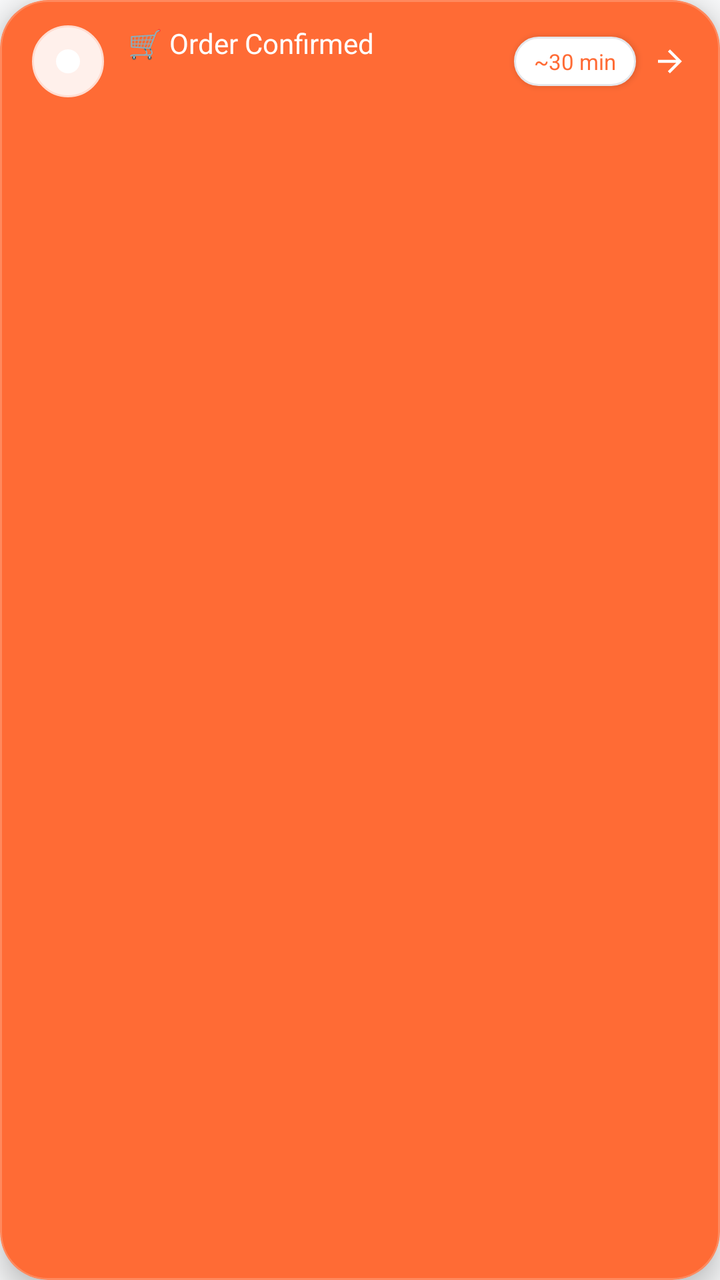
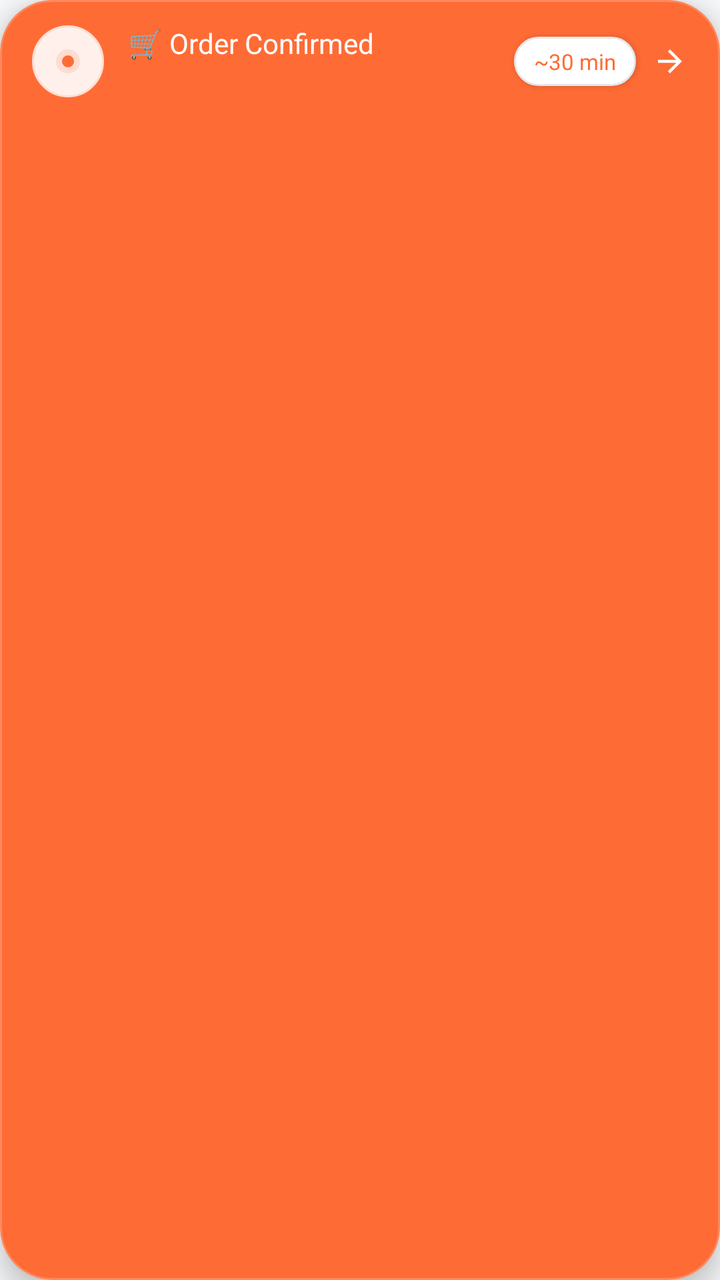

Before-and-after screenshots of an Android layout around one commit, followed by the original layout XML and the change that was made.
<!-- AndroidManifest.xml: application theme Theme.AKRHunger -->
<!-- res/layout/view_active_order_tracker.xml -->
<?xml version="1.0" encoding="utf-8"?>
<com.google.android.material.card.MaterialCardView xmlns:android="http://schemas.android.com/apk/res/android"
    xmlns:app="http://schemas.android.com/apk/res-auto"
    android:layout_width="match_parent"
    android:layout_height="wrap_content"
    android:clickable="true"
    android:focusable="true"
    android:foreground="?attr/selectableItemBackground"
    app:cardBackgroundColor="@color/primary"
    app:cardCornerRadius="24dp"
    app:cardElevation="8dp"
    app:strokeColor="#33FFFFFF"
    app:strokeWidth="1dp">

    <LinearLayout
        android:layout_width="match_parent"
        android:layout_height="wrap_content"
        android:gravity="center_vertical"
        android:orientation="horizontal"
        android:paddingHorizontal="16dp"
        android:paddingVertical="12dp">

        
        <FrameLayout
            android:layout_width="36dp"
            android:layout_height="36dp"
            android:background="@drawable/bg_icon_circle_soft">

            <View
                android:layout_width="12dp"
                android:layout_height="12dp"
                android:layout_gravity="center"
                android:background="@drawable/bg_dot_white" />
        </FrameLayout>

        
        <LinearLayout
            android:layout_width="0dp"
            android:layout_height="wrap_content"
            android:layout_marginStart="12dp"
            android:layout_weight="1"
            android:orientation="vertical">

            <TextView
                android:id="@+id/tv_tracker_status"
                android:layout_width="wrap_content"
                android:layout_height="wrap_content"
                android:fontFamily="sans-serif-bold"
                android:text="🛒 Order Confirmed"
                android:textColor="@color/on_primary"
                android:textSize="14sp" />

            <TextView
                android:id="@+id/tv_tracker_restaurant"
                android:layout_width="wrap_content"
                android:layout_height="wrap_content"
                android:layout_marginTop="2dp"
                android:ellipsize="end"
                android:fontFamily="sans-serif"
                android:maxLines="1"
                android:textColor="#E6FFFFFF"
                android:textSize="12sp" />
        </LinearLayout>

        
        <TextView
            android:id="@+id/tv_tracker_eta"
            android:layout_width="wrap_content"
            android:layout_height="wrap_content"
            android:layout_marginStart="8dp"
            android:background="@drawable/bg_pill_white"
            android:elevation="2dp"
            android:fontFamily="sans-serif-bold"
            android:paddingHorizontal="10dp"
            android:paddingVertical="5dp"
            android:text="~30 min"
            android:textColor="@color/primary"
            android:textSize="11sp" />

        
        <ImageView
            android:layout_width="18dp"
            android:layout_height="18dp"
            android:layout_marginStart="8dp"
            android:rotation="180"
            android:src="@drawable/ic_back"
            android:tint="@color/on_primary" />
    </LinearLayout>
</com.google.android.material.card.MaterialCardView>
<!-- resources referenced by this layout -->
<resources>
  <color name="on_primary">#FFFFFF</color>
  <color name="primary">#FF6B35</color>
  <!-- drawable bg_dot_white (drawable) -->
  <shape xmlns:android="http://schemas.android.com/apk/res/android"
      android:shape="oval">
      <solid android:color="#FFFFFF" />
      <size android:width="10dp" android:height="10dp" />
  </shape>
  <!-- drawable bg_icon_circle_soft (drawable) -->
  <?xml version="1.0" encoding="utf-8"?>
  <shape xmlns:android="http://schemas.android.com/apk/res/android"
      android:shape="oval">
      <solid android:color="@color/primary_tint" />
      <stroke android:width="1dp" android:color="@color/primary_tint_border" />
  </shape>
  <!-- drawable bg_pill_white (drawable) -->
  <?xml version="1.0" encoding="utf-8"?>
  <ripple xmlns:android="http://schemas.android.com/apk/res/android"
      android:color="@color/primary_10">
      <item>
          <shape android:shape="rectangle">
              <corners android:radius="999dp" />
              <solid android:color="@color/surface" />
              <stroke android:width="1dp" android:color="@color/card_border_subtle" />
          </shape>
      </item>
  </ripple>
  <!-- drawable ic_back (drawable) -->
  <vector xmlns:android="http://schemas.android.com/apk/res/android"
      android:width="24dp"
      android:height="24dp"
      android:viewportWidth="24"
      android:viewportHeight="24">
      <path
          android:fillColor="#FF000000"
          android:pathData="M20,11H7.83l5.59,-5.59L12,4l-8,8 8,8 1.41,-1.41L7.83,13H20v-2z"/>
  </vector>
  <color name="primary_tint">#FFF0EB</color>
  <color name="primary_tint_border">#FFDCD0</color>
  <color name="primary_10">#1AFF6B35</color>
  <color name="surface">#FFFFFF</color>
  <color name="card_border_subtle">#E5E7EB</color>
  <color name="primary_dark">#E55A25</color>
  <color name="secondary">#F59E0B</color>
  <color name="on_secondary">#111827</color>
  <color name="background">#F8F9FA</color>
  <color name="on_surface">#111827</color>
  <style name="ThemeOverlay.AKR.MaterialAlertDialog" parent="ThemeOverlay.Material3.MaterialAlertDialog">
          <item name="shapeAppearance">@style/ShapeAppearance.AKR.Dialog</item>
          <item name="shapeAppearanceOverlay">@style/ShapeAppearance.AKR.Dialog</item>
          <item name="colorSurface">@color/surface</item>
          <item name="android:backgroundDimAmount">0.5</item>
      </style>
  <style name="ThemeOverlay.AKR.BottomSheetDialog" parent="ThemeOverlay.Material3.BottomSheetDialog">
          <item name="bottomSheetStyle">@style/Widget.AKR.BottomSheet</item>
      </style>
  <style name="ShapeAppearance.AKR.Dialog" parent="">
          <item name="cornerFamily">rounded</item>
          <item name="cornerSize">24dp</item>
      </style>
  <style name="Widget.AKR.BottomSheet" parent="Widget.Material3.BottomSheet">
          <item name="shapeAppearanceOverlay">@style/ShapeAppearance.AKR.BottomSheet</item>
          <item name="backgroundTint">@color/surface</item>
      </style>
  <style name="ShapeAppearance.AKR.BottomSheet" parent="">
          <item name="cornerFamily">rounded</item>
          <item name="cornerSizeTopLeft">28dp</item>
          <item name="cornerSizeTopRight">28dp</item>
      </style>
  <!-- unchanged entries left out for length: 1 -->
</resources>

<!-- the commit's change to res/layout/view_active_order_tracker.xml (unified diff, before → after) -->
@@ -7,7 +7,7 @@
     android:focusable="true"
     android:foreground="?attr/selectableItemBackground"
     app:cardBackgroundColor="@color/primary"
-    app:cardCornerRadius="24dp"
+    app:cardCornerRadius="26dp"
     app:cardElevation="8dp"
     app:strokeColor="#33FFFFFF"
     app:strokeWidth="1dp">
@@ -30,7 +30,7 @@
                 android:layout_width="12dp"
                 android:layout_height="12dp"
                 android:layout_gravity="center"
-                android:background="@drawable/bg_dot_white" />
+                android:background="@drawable/bg_tracking_active_dot" />
         </FrameLayout>
 
         
@@ -84,6 +84,6 @@
             android:layout_marginStart="8dp"
             android:rotation="180"
             android:src="@drawable/ic_back"
-            android:tint="@color/on_primary" />
+            app:tint="@color/on_primary" />
     </LinearLayout>
 </com.google.android.material.card.MaterialCardView>
<!-- resource entries referenced after the edit -->
@@ -2,12 +2,6 @@
 <resources>
   <color name="on_primary">#FFFFFF</color>
   <color name="primary">#FF6B35</color>
-  <!-- drawable bg_dot_white (drawable) -->
-  <shape xmlns:android="http://schemas.android.com/apk/res/android"
-      android:shape="oval">
-      <solid android:color="#FFFFFF" />
-      <size android:width="10dp" android:height="10dp" />
-  </shape>
   <!-- drawable bg_icon_circle_soft (drawable) -->
   <?xml version="1.0" encoding="utf-8"?>
   <shape xmlns:android="http://schemas.android.com/apk/res/android"
@@ -27,6 +21,15 @@
           </shape>
       </item>
   </ripple>
+  <!-- drawable bg_tracking_active_dot (drawable) -->
+  <?xml version="1.0" encoding="utf-8"?>
+  <shape xmlns:android="http://schemas.android.com/apk/res/android"
+      android:shape="oval">
+      <solid android:color="@color/primary" />
+      <stroke
+          android:width="3dp"
+          android:color="@color/primary_tint_border" />
+  </shape>
   <!-- drawable ic_back (drawable) -->
   <vector xmlns:android="http://schemas.android.com/apk/res/android"
       android:width="24dp"
